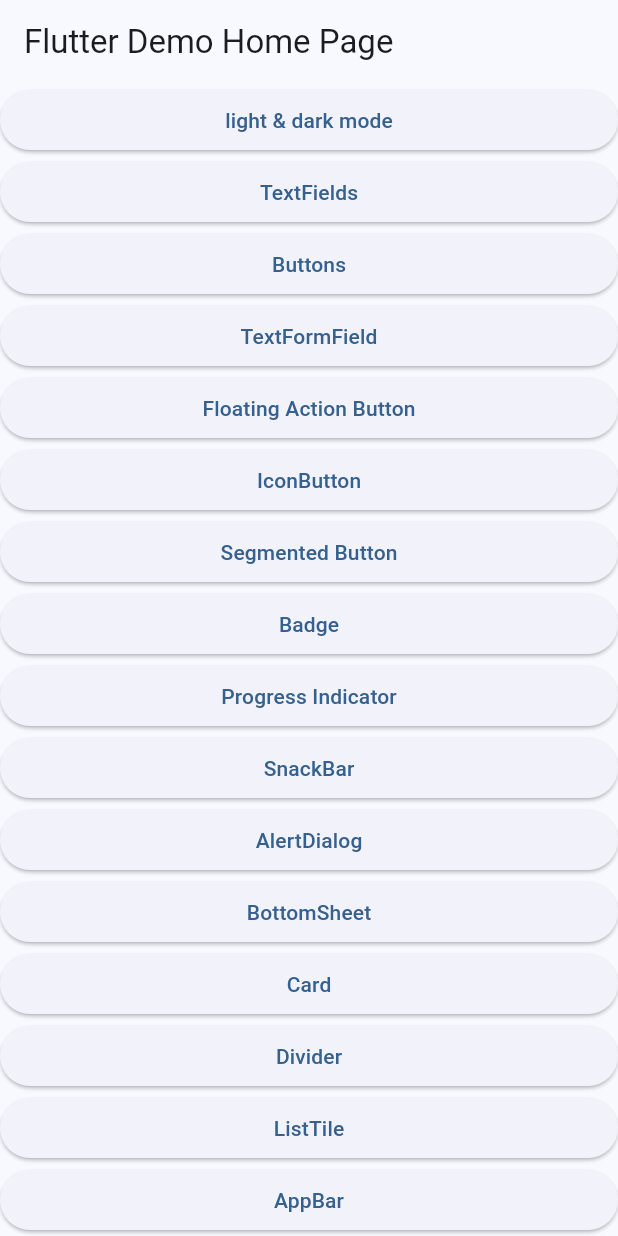
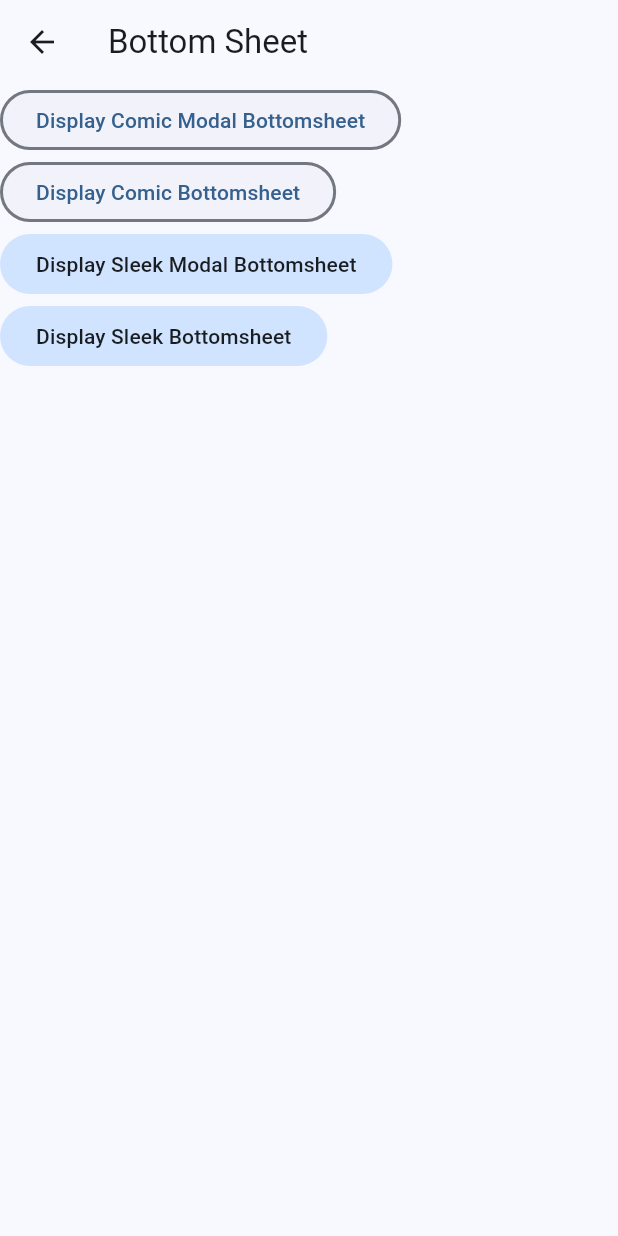
Before and after one commit to thruthesky/easy_design_system_backup_2024_09_24, a Flutter app: the screen it shows after launch, after a tap on "BottomSheet", on a phone screen of 412 x 824 dp. Run offline on Flutter 3.47's test engine with Material 3 defaults, Android fonts, the phone set to English and light mode, and no system bars; our stand-ins replace cached_network_image, rxdart, smooth_page_indicator; missing offline and left inert: loop_page_view.

Commit message:
added text form field, added bottom sheet, added card screens

```diff
--- a/example/lib/main.dart
+++ b/example/lib/main.dart
@@ -1,6 +1,8 @@
 import 'package:example/screens/alert_dialog/alert_dialog.screen.dart';
 import 'package:example/screens/badge/badge.screen.dart';
+import 'package:example/screens/bottom_sheet/bottom_sheet.dart';
 import 'package:example/screens/buttons/buttons.screen.dart';
+import 'package:example/screens/card/card.screen.dart';
 import 'package:example/screens/color_scheme/color_scheme.screen.dart';
 import 'package:example/screens/demo/comic.screen.demo.dart';
 import 'package:example/screens/demo/sleek.screen.demo.dart';
@@ -15,6 +17,7 @@ import 'package:example/screens/segmented_button/segmented_button.dart';
 import 'package:example/screens/sleep_walker/sleep_walker.screen.dart';
 import 'package:example/screens/snackbar/snackbars.screen.dart';
 import 'package:example/screens/text_field/text_field.screen.dart';
+import 'package:example/screens/text_form_field/text_form_field.screen.dart';
 import 'package:flutter/material.dart';
 
 void main() {
@@ -60,7 +63,8 @@ class _MyHomePageState extends State<MyHomePage> {
           pushScreen('TextFields', const TextFieldScreen()),
           pushScreen('Buttons', const ButtonsScreen()),
           //
-          ElevatedButton(onPressed: () {}, child: const Text("TextFormField")),
+
+          pushScreen('TextFormFieldScreen', const TextFormFieldScreen()),
           pushScreen(
               'Floating Action Button', const FloatingActionButtonScreen()),
           pushScreen('IconButton', const IconButtonScreen()),
@@ -69,8 +73,9 @@ class _MyHomePageState extends State<MyHomePage> {
           pushScreen('Progress Indicator', const ProgressIndicatorScreen()),
           pushScreen('SnackBar', const SnackBarScreen()),
           pushScreen('AlertDialog', const AlertDialogScreen()),
-          ElevatedButton(onPressed: () {}, child: const Text("BottomSheet")),
-          ElevatedButton(onPressed: () {}, child: const Text("Card")),
+          pushScreen('BottomSheet', const BottomSheetScreen()),
+          // ElevatedButton(onPressed: () {}, child: const Text("Card")),
+          pushScreen('Card', const CardScreen()),
           ElevatedButton(onPressed: () {}, child: const Text("Divider")),
           pushScreen('ListTile', const ListTileScreen()),
           ElevatedButton(onPressed: () {}, child: const Text("AppBar")),
--- /dev/null
+++ b/example/lib/screens/bottom_sheet/bottom_sheet.dart
@@ -0,0 +1,118 @@
+import 'package:flutter/material.dart';
+import 'package:social_design_system/social_design_system.dart';
+
+class BottomSheetScreen extends StatelessWidget {
+  const BottomSheetScreen({super.key});
+
+  @override
+  Widget build(BuildContext context) {
+    return Scaffold(
+      appBar: AppBar(
+        title: const Text('Bottom Sheet'),
+      ),
+      body: Wrap(
+        spacing: 24,
+        children: [
+          Theme(
+            data: ComicTheme.of(context),
+            child: ElevatedButton(
+              onPressed: () => showModalBottomSheet(
+                context: context,
+                builder: (context) => Theme(
+                  data: ComicTheme.of(context),
+                  child: BottomSheet(
+                    onClosing: () {},
+                    builder: (context) => const SizedBox(
+                      height: 200,
+                      child: Center(
+                        child: Text('Comic'),
+                      ),
+                    ),
+                  ),
+                ),
+              ),
+              child: const Text('Display Comic Modal Bottomsheet'),
+            ),
+          ),
+          Builder(builder: (context) {
+            return Theme(
+              data: ComicTheme.of(context),
+              child: ElevatedButton(
+                onPressed: () => showBottomSheet(
+                  context: context,
+                  builder: (context) => Theme(
+                    data: ComicTheme.of(context),
+                    child: BottomSheet(
+                      onClosing: () {},
+                      builder: (context) => SizedBox(
+                        height: 200,
+                        child: Center(
+                          child: OutlinedButton(
+                            onPressed: () {
+                              Navigator.of(context).pop();
+                            },
+                            child: const Text('Close'),
+                          ),
+                        ),
+                      ),
+                    ),
+                  ),
+                ),
+                child: const Text('Display Comic Bottomsheet'),
+              ),
+            );
+          }),
+          Theme(
+            data: SleekThemeData.of(context),
+            child: ElevatedButton(
+              onPressed: () => showModalBottomSheet(
+                context: context,
+                builder: (context) => Theme(
+                  data: SleekThemeData.of(context),
+                  child: BottomSheet(
+                    onClosing: () {},
+                    builder: (context) => const SizedBox(
+                      height: 200,
+                      child: Center(
+                        child: Text('Sleek'),
+                      ),
+                    ),
+                  ),
+                ),
+              ),
+              child: const Text('Display Sleek Modal Bottomsheet'),
+            ),
+          ),
+          Builder(builder: (context) {
+            return Theme(
+              data: SleekTheme.of(context),
+              child: ElevatedButton(
+                onPressed: () => showBottomSheet(
+                  context: context,
+                  builder: (context) => Theme(
+                    data: SleekTheme.of(context),
+                    child: BottomSheet(
+                      onClosing: () {},
+                      builder: (context) => SizedBox(
+                        height: 200,
+                        child: Center(
+                          child: OutlinedButton(
+                            onPressed: () {
+                              Navigator.of(context).pop();
+                            },
+                            child: const Text('Close'),
+                          ),
+                        ),
+                      ),
+                    ),
+                  ),
+                ),
+                child: const Text('Display Sleek Bottomsheet'),
+              ),
+            );
+          }),
+        ],
+      ),
+    );
+  }
+}
--- a/lib/src/themes/comic/comic.theme.dart
+++ b/lib/src/themes/comic/comic.theme.dart
@@ -88,6 +88,17 @@ class ComicThemeData {
           ),
         ),
       ),
+      cardTheme: theme.cardTheme.copyWith(
+        // color: theme.colorScheme.surface,
+        elevation: 0,
+        shape: RoundedRectangleBorder(
+          side: BorderSide(
+            width: borderThickness,
+            color: theme.colorScheme.outline,
+          ),
+          borderRadius: BorderRadius.circular(24),
+        ),
+      ),
       colorScheme: theme.colorScheme,
       dividerTheme: theme.dividerTheme.copyWith(
         // TODO check the default color
@@ -114,8 +125,9 @@ class ComicThemeData {
         elevation: 0,
         shape: RoundedRectangleBorder(
           borderRadius: BorderRadius.circular(24),
-          side: const BorderSide(
+          side: BorderSide(
             width: borderThickness,
+            color: theme.colorScheme.outline,
           ),
         ),
         highlightElevation: 0,
@@ -167,20 +179,25 @@ class ComicThemeData {
           border: Border(
             bottom: BorderSide(
               width: borderThickness * 3,
-              color: theme.colorScheme.onSurface,
+              color: theme.colorScheme.outline,
             ),
           ),
         ),
-        dividerColor: theme.colorScheme.onSurface,
+        indicatorSize: TabBarIndicatorSize.label,
+        // Note: By default, the dividerColor uses outlineVariant
+        // dividerColor: theme.colorScheme.onSurface,
         dividerHeight: borderThickness * 0.8,
-        labelColor: theme.colorScheme.onSurface,
-        unselectedLabelColor: theme.colorScheme.onSurface,
-        overlayColor: WidgetStateProperty.all(
-          theme.colorScheme.secondary.withAlpha(40),
-        ),
+        // TODO fix this thru color scheme
+        // labelColor: theme.colorScheme.onSurface,
+        // unselectedLabelColor: theme.colorScheme.onSurface,
+        // TODO fix this thru color scheme
+        // overlayColor: WidgetStateProperty.all(
+        //   theme.colorScheme.secondary.withAlpha(40),
+        // ),
       ),
       navigationBarTheme: theme.navigationBarTheme.copyWith(
-        surfaceTintColor: Colors.transparent,
+        // TODO fix this thru color scheme
+        // surfaceTintColor: Colors.transparent,
         // backgroundColor: theme.navigationBarTheme.backgroundColor,
         labelTextStyle: WidgetStateProperty.resolveWith((states) {
           if (states.contains(WidgetState.selected)) {
@@ -196,7 +213,6 @@ class ComicThemeData {
             color: Theme.of(context).colorScheme.onSurface,
           );
         }),
-        // indicatorColor: Theme.of(context).colorScheme.background,
         indicatorShape: RoundedRectangleBorder(
           side: BorderSide(
             width: borderThickness,
@@ -221,7 +237,8 @@ class ComicThemeData {
             color: theme.colorScheme.outline,
           ),
         ),
-        actionTextColor: theme.colorScheme.primary,
+        // TODO Fix it on the color scheme outside here
+        // actionTextColor: theme.colorScheme.primary,
         // contentTextStyle: TextStyle(
         // TODO Fix it on the color scheme outside here
         // color: theme.colorScheme.onSurface,
@@ -232,8 +249,9 @@ class ComicThemeData {
           // selectedBackgroundColor: theme.colorScheme.secondary.withAlpha(80),
           // selectedForegroundColor: theme.colorScheme.onSurface,
           // foregroundColor: theme.colorScheme.onSurface,
-          side: const BorderSide(
+          side: BorderSide(
             width: borderThickness,
+            color: theme.colorScheme.outline,
           ),
           elevation: 0,
         ),
--- a/lib/src/themes/sleek/sleek.theme.dart
+++ b/lib/src/themes/sleek/sleek.theme.dart
@@ -19,7 +19,19 @@ class SleekThemeData {
         textColor: theme.colorScheme.onPrimary,
         padding: const EdgeInsets.only(left: 5, right: 5),
       ),
+      cardTheme: theme.cardTheme.copyWith(
+        color: theme.colorScheme.primary,
+        // elevation: 0,
+        shape: RoundedRectangleBorder(
+          side: BorderSide.none,
+          borderRadius: BorderRadius.circular(24),
+        ),
+      ),
       colorScheme: Theme.of(context).colorScheme,
+      dialogBackgroundColor: theme.colorScheme.primaryContainer,
+      dialogTheme: DialogTheme(
+        iconColor: theme.colorScheme.primary,
+      ),
       elevatedButtonTheme: ElevatedButtonThemeData(
         style: ButtonStyle(
           elevation: WidgetStateProperty.all(0),
@@ -88,6 +100,16 @@ class SleekThemeData {
           elevation: 0,
         ),
       ),
+      tabBarTheme: TabBarTheme(
+        indicator: BoxDecoration(
+          borderRadius: const BorderRadius.only(
+            topLeft: Radius.circular(12),
+            topRight: Radius.circular(12),
+          ),
+          color: theme.colorScheme.primaryContainer,
+        ),
+        indicatorSize: TabBarIndicatorSize.tab,
+      ),
       textButtonTheme: TextButtonThemeData(
         style: ButtonStyle(
           foregroundColor: WidgetStateProperty.all(theme.colorScheme.onSurface),
@@ -111,10 +133,6 @@ class SleekThemeData {
           borderRadius: BorderRadius.circular(24),
         ),
         actionTextColor: theme.colorScheme.primary,
-      ),
-      dialogBackgroundColor: theme.colorScheme.primaryContainer,
-      dialogTheme: DialogTheme(
-        iconColor: theme.colorScheme.primary,
       ),
     );
   }
```
Also changed, not shown: example/lib/screens/card/card.screen.dart (added, +39 -0 lines), example/lib/screens/text_form_field/text_form_field.screen.dart (added, +33 -0 lines), example/lib/widgets/bottom_sheet.dart (deleted, +0 -57 lines), lib/src/themes/comic/comic.icon_button.dart (deleted, +0 -44 lines), example/pubspec.lock (added).
